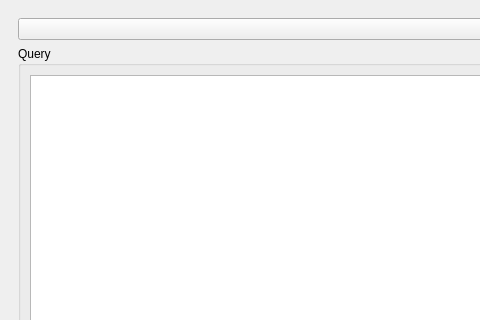
Above: UI/biblioteq_statistics.ui from textbrowser/biblioteq before the change; both pictures show x 0 to 480 and y 0 to 320 of the 750 by 750 pixel window. Below: the same form after it.
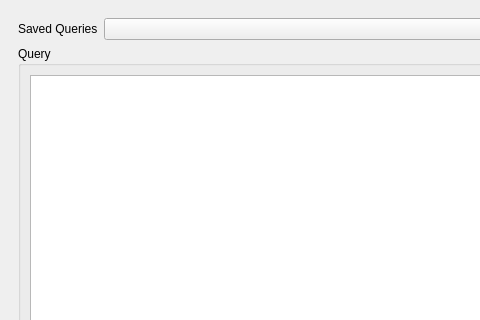
That is the form after the change. Icons and pictures are not drawn.

The edit to the form file:
```diff
--- a/UI/biblioteq_statistics.ui
+++ b/UI/biblioteq_statistics.ui
@@ -24,6 +24,13 @@
       <layout class="QVBoxLayout" name="verticalLayout">
        <item>
         <layout class="QHBoxLayout" name="horizontalLayout_3">
+         <item>
+          <widget class="QLabel" name="label">
+           <property name="text">
+            <string>Saved Queries</string>
+           </property>
+          </widget>
+         </item>
          <item>
           <widget class="QComboBox" name="queries">
            <property name="sizePolicy">
```
